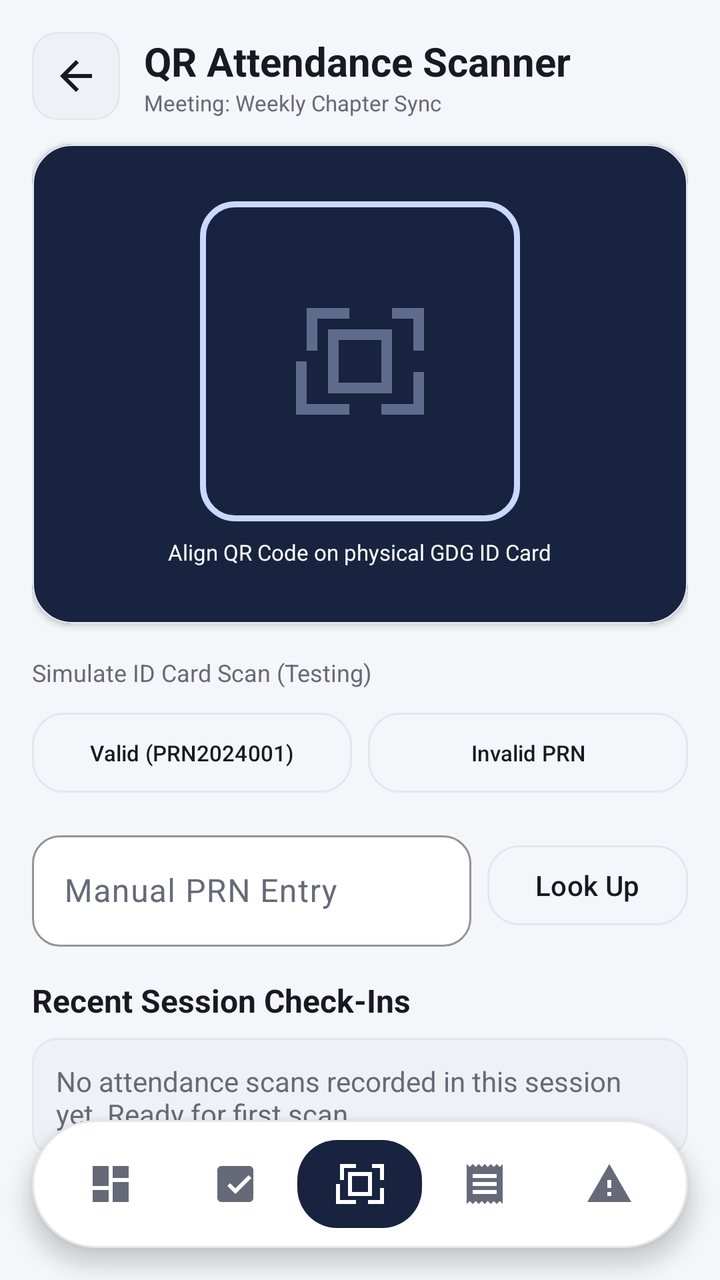
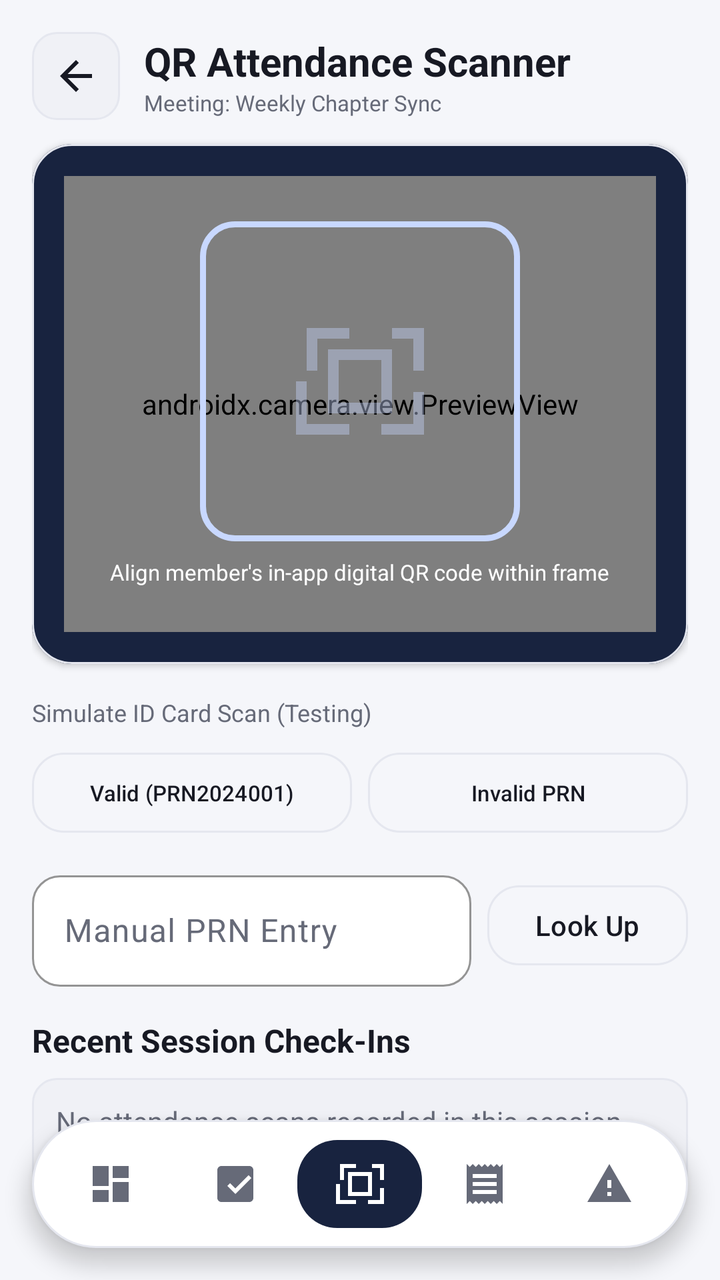

Screens rendered from an Android XML layout before and after an edit, with the pre-edit source and the edit as a unified diff.
<!-- AndroidManifest.xml: activity theme Theme.GDGCoreHQ -->
<!-- res/layout/activity_qr_scanner.xml -->
<?xml version="1.0" encoding="utf-8"?>
<androidx.coordinatorlayout.widget.CoordinatorLayout
    xmlns:android="http://schemas.android.com/apk/res/android"
    xmlns:app="http://schemas.android.com/apk/res-auto"
    xmlns:tools="http://schemas.android.com/tools"
    android:layout_width="match_parent"
    android:layout_height="match_parent"
    android:background="@color/background"
    android:fitsSystemWindows="true">

    <androidx.core.widget.NestedScrollView
        android:layout_width="match_parent"
        android:layout_height="match_parent"
        android:clipToPadding="false"
        android:fillViewport="true"
        android:paddingBottom="96dp">

        <LinearLayout
            android:layout_width="match_parent"
            android:layout_height="wrap_content"
            android:orientation="vertical"
            android:paddingHorizontal="@dimen/page_padding"
            android:paddingVertical="@dimen/space_4">

            
            <RelativeLayout
                android:layout_width="match_parent"
                android:layout_height="wrap_content"
                android:layout_marginBottom="@dimen/space_3">

                <ImageView
                    android:id="@+id/btnBack"
                    android:layout_width="44dp"
                    android:layout_height="44dp"
                    android:layout_alignParentStart="true"
                    android:layout_centerVertical="true"
                    android:background="@drawable/bg_chip_rounded"
                    android:contentDescription="Back"
                    android:padding="10dp"
                    android:src="@drawable/ic_arrow_back" />

                <LinearLayout
                    android:layout_width="wrap_content"
                    android:layout_height="wrap_content"
                    android:layout_centerVertical="true"
                    android:layout_marginStart="@dimen/space_3"
                    android:layout_toEndOf="@id/btnBack"
                    android:orientation="vertical">

                    <TextView
                        android:layout_width="wrap_content"
                        android:layout_height="wrap_content"
                        android:text="QR Attendance Scanner"
                        android:textAppearance="@style/TextAppearance.GDGCoreHQ.TitleLarge"
                        android:textColor="@color/text_primary" />

                    <TextView
                        android:id="@+id/tvMeetingContext"
                        android:layout_width="wrap_content"
                        android:layout_height="wrap_content"
                        android:text="Meeting: Weekly Chapter Sync"
                        android:textAppearance="@style/TextAppearance.GDGCoreHQ.Caption"
                        android:textColor="@color/text_secondary" />
                </LinearLayout>
            </RelativeLayout>

            
            <com.google.android.material.card.MaterialCardView
                style="@style/Widget.GDGCoreHQ.Card"
                android:layout_width="match_parent"
                android:layout_height="240dp"
                android:layout_marginBottom="@dimen/space_4"
                app:cardBackgroundColor="@color/brand_navy">

                <RelativeLayout
                    android:layout_width="match_parent"
                    android:layout_height="match_parent"
                    android:gravity="center">

                    <View
                        android:id="@+id/viewScannerFrame"
                        android:layout_width="160dp"
                        android:layout_height="160dp"
                        android:layout_centerInParent="true"
                        android:background="@drawable/bg_qr_frame" />

                    <ImageView
                        android:layout_width="64dp"
                        android:layout_height="64dp"
                        android:layout_centerInParent="true"
                        android:contentDescription="Scanner Reticle"
                        android:src="@drawable/ic_qr_scan"
                        app:tint="#66C8D8FF" />

                    <TextView
                        android:layout_width="wrap_content"
                        android:layout_height="wrap_content"
                        android:layout_below="@id/viewScannerFrame"
                        android:layout_centerHorizontal="true"
                        android:layout_marginTop="@dimen/space_2"
                        android:text="Align QR Code on physical GDG ID Card"
                        android:textAppearance="@style/TextAppearance.GDGCoreHQ.Caption"
                        android:textColor="@color/surface" />
                </RelativeLayout>
            </com.google.android.material.card.MaterialCardView>

            
            <TextView
                android:layout_width="wrap_content"
                android:layout_height="wrap_content"
                android:layout_marginBottom="@dimen/space_2"
                android:text="Simulate ID Card Scan (Testing)"
                android:textAppearance="@style/TextAppearance.GDGCoreHQ.Label"
                android:textColor="@color/text_secondary" />

            <LinearLayout
                android:layout_width="match_parent"
                android:layout_height="wrap_content"
                android:layout_marginBottom="@dimen/space_3"
                android:orientation="horizontal">

                <com.google.android.material.button.MaterialButton
                    android:id="@+id/btnSimulateValid"
                    style="@style/Widget.GDGCoreHQ.Button.Secondary"
                    android:layout_width="0dp"
                    android:layout_height="wrap_content"
                    android:layout_marginEnd="@dimen/space_1"
                    android:layout_weight="1"
                    android:text="Valid (PRN2024001)"
                    android:textSize="11sp" />

                <com.google.android.material.button.MaterialButton
                    android:id="@+id/btnSimulateInvalid"
                    style="@style/Widget.GDGCoreHQ.Button.Secondary"
                    android:layout_width="0dp"
                    android:layout_height="wrap_content"
                    android:layout_marginStart="@dimen/space_1"
                    android:layout_weight="1"
                    android:text="Invalid PRN"
                    android:textSize="11sp" />
            </LinearLayout>

            
            <LinearLayout
                android:layout_width="match_parent"
                android:layout_height="wrap_content"
                android:layout_marginBottom="@dimen/space_4"
                android:orientation="horizontal">

                <com.google.android.material.textfield.TextInputLayout
                    android:id="@+id/tilManualPrn"
                    style="@style/Widget.GDGCoreHQ.TextInputLayout"
                    android:layout_width="0dp"
                    android:layout_height="wrap_content"
                    android:layout_marginEnd="@dimen/space_2"
                    android:layout_weight="1"
                    android:hint="Manual PRN Entry">

                    <com.google.android.material.textfield.TextInputEditText
                        android:id="@+id/etManualPrn"
                        android:layout_width="match_parent"
                        android:layout_height="wrap_content"
                        android:inputType="textCapCharacters"
                        android:maxLines="1" />
                </com.google.android.material.textfield.TextInputLayout>

                <com.google.android.material.button.MaterialButton
                    android:id="@+id/btnVerifyPrn"
                    style="@style/Widget.GDGCoreHQ.Button.Secondary"
                    android:layout_width="wrap_content"
                    android:layout_height="wrap_content"
                    android:layout_gravity="center_vertical"
                    android:text="Look Up" />
            </LinearLayout>

            
            <com.google.android.material.card.MaterialCardView
                android:id="@+id/cardResult"
                style="@style/Widget.GDGCoreHQ.Card"
                android:layout_width="match_parent"
                android:layout_height="wrap_content"
                android:layout_marginBottom="@dimen/space_4"
                android:visibility="gone"
                tools:visibility="visible">

                <LinearLayout
                    android:layout_width="match_parent"
                    android:layout_height="wrap_content"
                    android:orientation="vertical">

                    <TextView
                        android:layout_width="wrap_content"
                        android:layout_height="wrap_content"
                        android:text="Member Scan Result"
                        android:textAppearance="@style/TextAppearance.GDGCoreHQ.TitleMedium"
                        android:textColor="@color/text_primary" />

                    <View
                        android:layout_width="match_parent"
                        android:layout_height="1dp"
                        android:layout_marginVertical="@dimen/space_2"
                        android:background="@color/border" />

                    <TextView
                        android:id="@+id/tvResultName"
                        android:layout_width="wrap_content"
                        android:layout_height="wrap_content"
                        android:text="Siddhi Kulkarni"
                        android:textAppearance="@style/TextAppearance.GDGCoreHQ.TitleLarge"
                        android:textColor="@color/text_primary" />

                    <TextView
                        android:id="@+id/tvResultRolePrn"
                        android:layout_width="wrap_content"
                        android:layout_height="wrap_content"
                        android:layout_marginTop="@dimen/space_1"
                        android:text="Design Lead • PRN: PRN2024001"
                        android:textAppearance="@style/TextAppearance.GDGCoreHQ.Body"
                        android:textColor="@color/text_secondary" />

                    <TextView
                        android:id="@+id/tvResultStatus"
                        android:layout_width="wrap_content"
                        android:layout_height="wrap_content"
                        android:layout_marginTop="@dimen/space_2"
                        android:background="@drawable/bg_chip_rounded"
                        android:backgroundTint="@color/color_success_container"
                        android:paddingHorizontal="@dimen/space_2"
                        android:paddingVertical="@dimen/space_1"
                        android:text="✓ Verified Core Member"
                        android:textAppearance="@style/TextAppearance.GDGCoreHQ.Caption"
                        android:textColor="@color/status_success" />

                    
                    <com.google.android.material.button.MaterialButton
                        android:id="@+id/btnConfirmAttendance"
                        style="@style/Widget.GDGCoreHQ.Button.Primary"
                        android:layout_width="match_parent"
                        android:layout_height="wrap_content"
                        android:layout_marginTop="@dimen/space_4"
                        android:text="Confirm &amp; Record Attendance" />

                </LinearLayout>
            </com.google.android.material.card.MaterialCardView>

            
            <TextView
                android:layout_width="wrap_content"
                android:layout_height="wrap_content"
                android:layout_marginBottom="@dimen/space_2"
                android:text="Recent Session Check-Ins"
                android:textAppearance="@style/TextAppearance.GDGCoreHQ.TitleMedium"
                android:textColor="@color/text_primary" />

            <TextView
                android:id="@+id/tvSessionHistory"
                android:layout_width="match_parent"
                android:layout_height="wrap_content"
                android:background="@drawable/bg_chip_rounded"
                android:padding="@dimen/space_3"
                android:text="No attendance scans recorded in this session yet. Ready for first scan."
                android:textAppearance="@style/TextAppearance.GDGCoreHQ.Body"
                android:textColor="@color/text_secondary" />

        </LinearLayout>
    </androidx.core.widget.NestedScrollView>

    
    <LinearLayout
        android:id="@+id/bottomNavPill"
        android:layout_width="match_parent"
        android:layout_height="64dp"
        android:layout_gravity="bottom"
        android:layout_marginHorizontal="@dimen/space_4"
        android:layout_marginBottom="@dimen/space_4"
        android:background="@drawable/bg_floating_nav"
        android:elevation="6dp"
        android:gravity="center"
        android:orientation="horizontal"
        android:paddingHorizontal="@dimen/space_2">

        <ImageView
            android:id="@+id/navHome"
            android:layout_width="0dp"
            android:layout_height="44dp"
            android:layout_weight="1"
            android:contentDescription="Dashboard"
            android:padding="10dp"
            android:src="@drawable/ic_dashboard"
            app:tint="@color/text_secondary" />

        <ImageView
            android:id="@+id/navTasks"
            android:layout_width="0dp"
            android:layout_height="44dp"
            android:layout_weight="1"
            android:contentDescription="Tasks"
            android:padding="10dp"
            android:src="@drawable/ic_tasks"
            app:tint="@color/text_secondary" />

        <ImageView
            android:id="@+id/navScanner"
            android:layout_width="0dp"
            android:layout_height="44dp"
            android:layout_weight="1"
            android:background="@drawable/bg_nav_selected"
            android:contentDescription="QR Scanner"
            android:padding="10dp"
            android:src="@drawable/ic_qr_scan"
            app:tint="@color/surface" />

        <ImageView
            android:id="@+id/navExpenses"
            android:layout_width="0dp"
            android:layout_height="44dp"
            android:layout_weight="1"
            android:contentDescription="Reimbursements"
            android:padding="10dp"
            android:src="@drawable/ic_receipt"
            app:tint="@color/text_secondary" />

        <ImageView
            android:id="@+id/navStrikes"
            android:layout_width="0dp"
            android:layout_height="44dp"
            android:layout_weight="1"
            android:contentDescription="Strikes"
            android:padding="10dp"
            android:src="@drawable/ic_strike"
            app:tint="@color/text_secondary" />

    </LinearLayout>

</androidx.coordinatorlayout.widget.CoordinatorLayout>
<!-- resources referenced by this layout -->
<resources>
  <color name="background">#F5F6FA</color>
  <color name="border">#E5E7EF</color>
  <color name="brand_navy">#18233F</color>
  <color name="color_success_container">#DDF4E8</color>
  <color name="status_success">#247A55</color>
  <color name="surface">#FFFFFF</color>
  <color name="text_primary">#171923</color>
  <color name="text_secondary">#666A78</color>
  <dimen name="page_padding">16dp</dimen>
  <dimen name="space_1">4dp</dimen>
  <dimen name="space_2">8dp</dimen>
  <dimen name="space_3">12dp</dimen>
  <dimen name="space_4">16dp</dimen>
  <style name="TextAppearance.GDGCoreHQ.Body">
          <item name="android:textSize">@dimen/text_body</item>
          <item name="android:textColor">@color/text_primary</item>
      </style>
  <style name="TextAppearance.GDGCoreHQ.Caption">
          <item name="android:textSize">@dimen/text_caption</item>
          <item name="android:textColor">@color/text_muted</item>
      </style>
  <style name="TextAppearance.GDGCoreHQ.Label">
          <item name="android:textSize">@dimen/text_label</item>
          <item name="android:textColor">@color/text_secondary</item>
      </style>
  <style name="TextAppearance.GDGCoreHQ.TitleLarge">
          <item name="android:textSize">@dimen/text_title_large</item>
          <item name="android:textStyle">bold</item>
          <item name="android:textColor">@color/text_primary</item>
      </style>
  <style name="TextAppearance.GDGCoreHQ.TitleMedium">
          <item name="android:textSize">@dimen/text_title_medium</item>
          <item name="android:textStyle">bold</item>
          <item name="android:textColor">@color/text_primary</item>
      </style>
  <color name="surface_subtle">#F0F1F6</color>
  <dimen name="radius_chip">12dp</dimen>
  <color name="brand_blue">#C8D8FF</color>
  <dimen name="text_body">14sp</dimen>
  <dimen name="text_caption">11sp</dimen>
  <color name="text_muted">#8B8FA0</color>
  <dimen name="text_label">12sp</dimen>
  <dimen name="text_title_large">20sp</dimen>
  <dimen name="text_title_medium">16sp</dimen>
  <style name="ShapeAppearance.GDGCoreHQ.Button" parent="ShapeAppearance.Material3.SmallComponent">
          <item name="cornerFamily">rounded</item>
          <item name="cornerSize">@dimen/radius_button</item>
      </style>
  <dimen name="touch_target_min">48dp</dimen>
  <style name="ShapeAppearance.GDGCoreHQ.Card" parent="ShapeAppearance.Material3.MediumComponent">
          <item name="cornerFamily">rounded</item>
          <item name="cornerSize">@dimen/radius_card</item>
      </style>
  <dimen name="border_width">1dp</dimen>
  <dimen name="elevation_card">2dp</dimen>
  <dimen name="card_padding">16dp</dimen>
  <dimen name="radius_input">14dp</dimen>
  <color name="md_theme_primary">#18233F</color>
  <color name="md_theme_onPrimary">#FFFFFF</color>
  <color name="md_theme_primaryContainer">#C8D8FF</color>
  <color name="md_theme_onPrimaryContainer">#18233F</color>
  <color name="md_theme_secondary">#666A78</color>
  <color name="md_theme_onSecondary">#FFFFFF</color>
  <color name="md_theme_secondaryContainer">#D8D4FF</color>
  <color name="md_theme_onSecondaryContainer">#171923</color>
  <color name="md_theme_background">#F5F6FA</color>
  <color name="md_theme_onBackground">#171923</color>
  <color name="md_theme_surface">#FFFFFF</color>
  <color name="md_theme_onSurface">#171923</color>
  <color name="md_theme_surfaceVariant">#F0F1F6</color>
  <color name="md_theme_onSurfaceVariant">#666A78</color>
  <color name="md_theme_outline">#E5E7EF</color>
  <color name="md_theme_error">#B42332</color>
  <color name="md_theme_onError">#FFFFFF</color>
  <color name="md_theme_errorContainer">#FCE1E3</color>
  <color name="md_theme_onErrorContainer">#B42332</color>
  <dimen name="radius_button">16dp</dimen>
  <dimen name="radius_card">20dp</dimen>
  <!-- unchanged entries left out for length: 15 -->
</resources>

<!-- the commit's change to res/layout/activity_qr_scanner.xml (unified diff, before → after) -->
@@ -68,39 +68,51 @@
             <com.google.android.material.card.MaterialCardView
                 style="@style/Widget.GDGCoreHQ.Card"
                 android:layout_width="match_parent"
-                android:layout_height="240dp"
+                android:layout_height="260dp"
                 android:layout_marginBottom="@dimen/space_4"
                 app:cardBackgroundColor="@color/brand_navy">
 
                 <RelativeLayout
                     android:layout_width="match_parent"
-                    android:layout_height="match_parent"
-                    android:gravity="center">
-
-                    <View
-                        android:id="@+id/viewScannerFrame"
-                        android:layout_width="160dp"
-                        android:layout_height="160dp"
-                        android:layout_centerInParent="true"
-                        android:background="@drawable/bg_qr_frame" />
-
-                    <ImageView
-                        android:layout_width="64dp"
-                        android:layout_height="64dp"
-                        android:layout_centerInParent="true"
-                        android:contentDescription="Scanner Reticle"
-                        android:src="@drawable/ic_qr_scan"
-                        app:tint="#66C8D8FF" />
-
-                    <TextView
-                        android:layout_width="wrap_content"
-                        android:layout_height="wrap_content"
-                        android:layout_below="@id/viewScannerFrame"
-                        android:layout_centerHorizontal="true"
-                        android:layout_marginTop="@dimen/space_2"
-                        android:text="Align QR Code on physical GDG ID Card"
-                        android:textAppearance="@style/TextAppearance.GDGCoreHQ.Caption"
-                        android:textColor="@color/surface" />
+                    android:layout_height="match_parent">
+
+                    <androidx.camera.view.PreviewView
+                        android:id="@+id/cameraPreviewView"
+                        android:layout_width="match_parent"
+                        android:layout_height="match_parent" />
+
+                    <RelativeLayout
+                        android:layout_width="match_parent"
+                        android:layout_height="match_parent"
+                        android:gravity="center">
+
+                        <View
+                            android:id="@+id/viewScannerFrame"
+                            android:layout_width="160dp"
+                            android:layout_height="160dp"
+                            android:layout_centerInParent="true"
+                            android:background="@drawable/bg_qr_frame" />
+
+                        <ImageView
+                            android:id="@+id/ivScanReticle"
+                            android:layout_width="64dp"
+                            android:layout_height="64dp"
+                            android:layout_centerInParent="true"
+                            android:contentDescription="Scanner Reticle"
+                            android:src="@drawable/ic_qr_scan"
+                            app:tint="#66C8D8FF" />
+
+                        <TextView
+                            android:id="@+id/tvCameraStatus"
+                            android:layout_width="wrap_content"
+                            android:layout_height="wrap_content"
+                            android:layout_below="@id/viewScannerFrame"
+                            android:layout_centerHorizontal="true"
+                            android:layout_marginTop="@dimen/space_2"
+                            android:text="Align member's in-app digital QR code within frame"
+                            android:textAppearance="@style/TextAppearance.GDGCoreHQ.Caption"
+                            android:textColor="@color/surface" />
+                    </RelativeLayout>
                 </RelativeLayout>
             </com.google.android.material.card.MaterialCardView>
 
@@ -227,7 +239,7 @@
                         android:backgroundTint="@color/color_success_container"
                         android:paddingHorizontal="@dimen/space_2"
                         android:paddingVertical="@dimen/space_1"
-                        android:text="✓ Verified Core Member"
+                        android:text="Verified Core Member"
                         android:textAppearance="@style/TextAppearance.GDGCoreHQ.Caption"
                         android:textColor="@color/status_success" />
 
